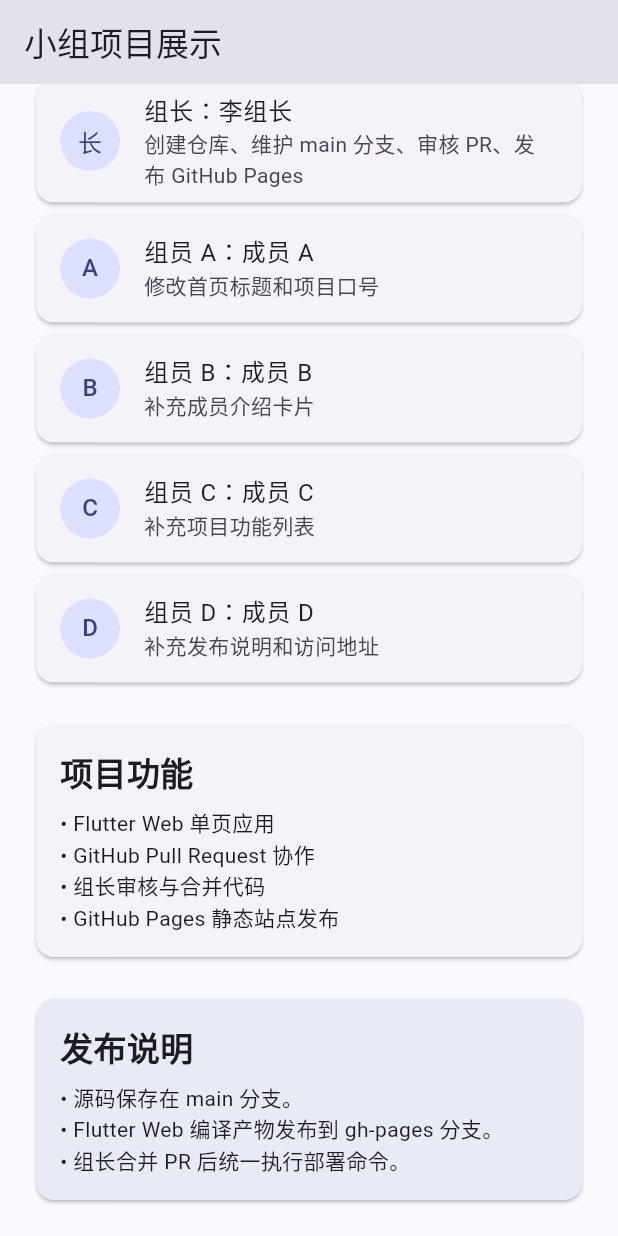
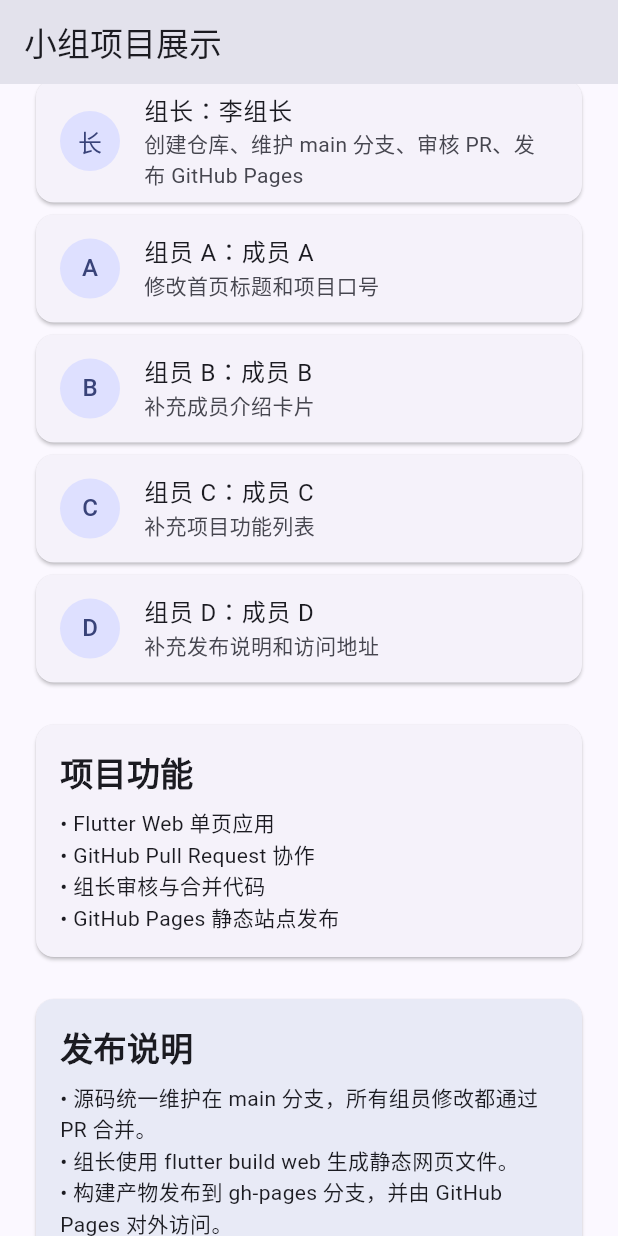
Before and after one commit to wendy-zhou6/group-cooperation-1, a Flutter app: the screen it shows after launch, scrolled down 246 dp, on a phone screen of 412 x 824 dp. Run offline on Flutter 3.47's test engine with Material 3 defaults, Android fonts, the phone set to English and light mode, and no system bars.

Commit message:
update release notes

```diff
--- a/lib/main.dart
+++ b/lib/main.dart
@@ -43,9 +43,10 @@ class TeamHomePage extends StatelessWidget {
   ];
 
   static const List<String> releaseNotes = [
-    '源码保存在 main 分支。',
-    'Flutter Web 编译产物发布到 gh-pages 分支。',
-    '组长合并 PR 后统一执行部署命令。',
+    '源码统一维护在 main 分支，所有组员修改都通过 PR 合并。',
+    '组长使用 flutter build web 生成静态网页文件。',
+    '构建产物发布到 gh-pages 分支，并由 GitHub Pages 对外访问。',
+    '访问地址：https://wendy-zhou6.github.io/group-cooperation-1/',
   ];
 
   @override
```
